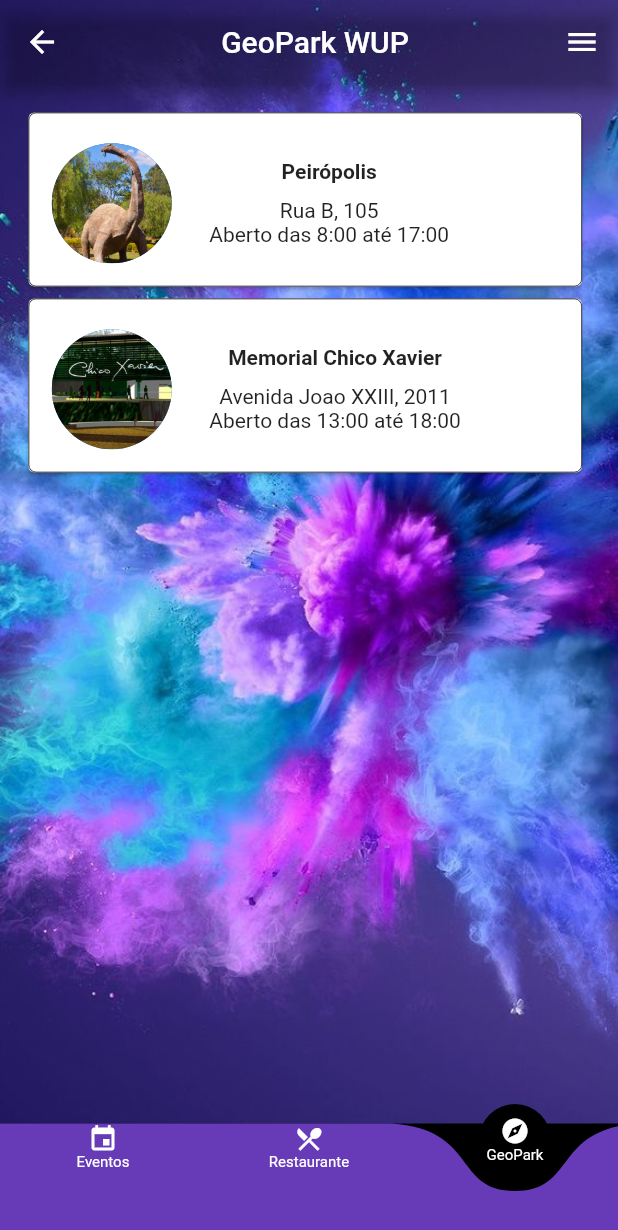
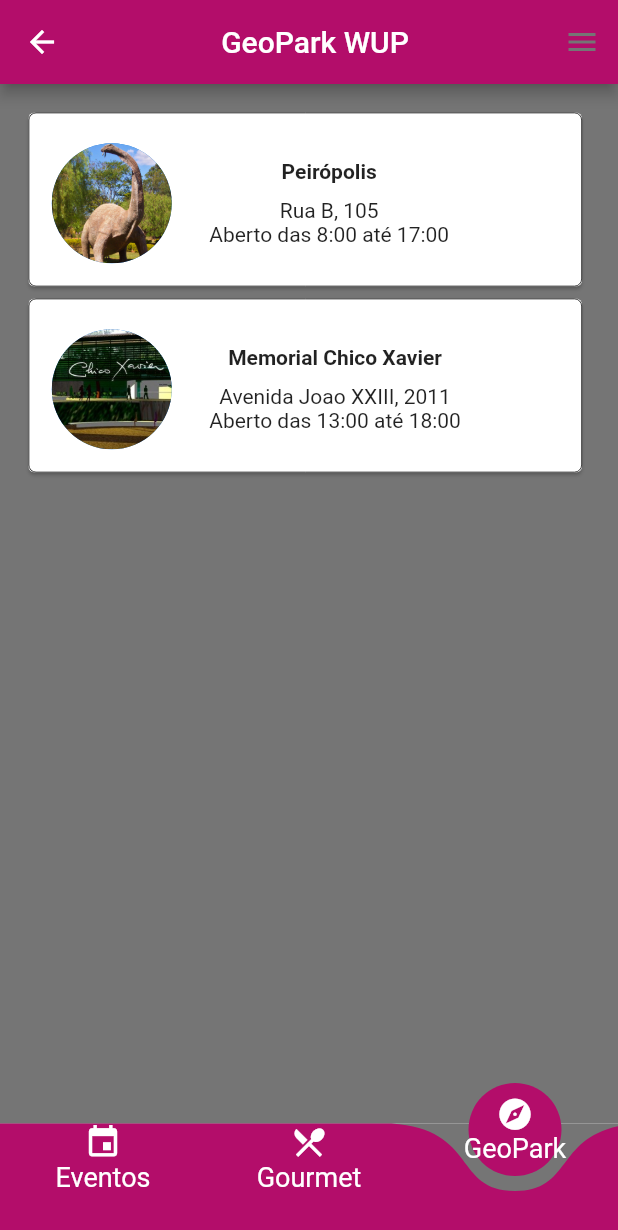
Before and after one commit to victorpsampaio/wup_dev_2, a Flutter app: the Navegacao screen opened directly, item 3 of the bottom bar chosen, on a phone screen of 412 x 824 dp. Shown: the top 1230 px of the screen. Run offline on Flutter 3.47's test engine with Material 2 defaults, Android fonts, the phone set to English and light mode, and no system bars; drawn by our look-alikes of curved_navigation_bar; our stand-ins replace cloud_firestore, firebase_auth, firebase_storage, flutter_linkify, image_picker; accounts and stored records are empty.

Commit message:
Nícolas
Mudança nas cores

```diff
--- a/lib/Pages/events.dart
+++ b/lib/Pages/events.dart
@@ -28,37 +28,37 @@
   Widget build(BuildContext context) {
     return Scaffold(
       bottomNavigationBar: CurvedNavigationBar(
-        color: Colors.deepPurple,
+        color: Color.fromRGBO(179, 13, 106, 70),
         animationDuration: Duration(milliseconds: 600),
-        buttonBackgroundColor: Colors.black,
-        backgroundColor: Colors.black,
+        buttonBackgroundColor: Color.fromRGBO(179, 13, 106, 70),
+        backgroundColor: Colors.grey[600],
         animationCurve: Curves.easeInOut,
         items: <Widget>[
           Column(
             children: <Widget>[
               Icon(
                 Icons.event,
-                size: 20,
+                size: 25,
                 color: Colors.white,
               ),
               Text('Eventos',
-                  style: TextStyle(color: Colors.white, fontSize: 10))
+                  style: TextStyle(color: Colors.white, fontSize: 18))
             ],
           ),
           Column(
             children: <Widget>[
-              Icon(Icons.restaurant_menu, size: 20, color: Colors.white),
+              Icon(Icons.restaurant_menu, size: 25, color: Colors.white),
               Text(
-                'Restaurante',
-                style: TextStyle(color: Colors.white, fontSize: 10),
+                'Gourmet',
+                style: TextStyle(color: Colors.white, fontSize: 18),
               )
             ],
           ),
           Column(
             children: <Widget>[
-              Icon(Icons.explore, size: 20, color: Colors.white),
+              Icon(Icons.explore, size: 25, color: Colors.white),
               Text('GeoPark',
-                  style: TextStyle(color: Colors.white, fontSize: 10))
+                  style: TextStyle(color: Colors.white, fontSize: 18))
             ],
           )
         ],
@@ -105,17 +105,8 @@
             return new Stack(
               children: <Widget>[
                 Scaffold(
-                  body: new Image.asset(
-                    'assets/fundo1.jpeg',
-                    fit: BoxFit.cover,
-                    height: double.infinity,
-                    width: double.infinity,
-                    alignment: Alignment.center,
-                  ),
-                ),
-                Scaffold(
                   appBar: AppBar(
-                    backgroundColor: Color(0x00AFD4FF),
+                    backgroundColor: Color.fromRGBO(179, 13, 106, 70),
                     title: new Center(
                       child: Text("Eventos WUP"),
                     ),
@@ -141,7 +132,7 @@
                       )
                     ],
                   ),
-                  backgroundColor: Color(0x00AFD4FF),
+                  backgroundColor: Colors.grey[600],
                   body: new Padding(
                     padding: EdgeInsets.fromLTRB(15, 15, 20, 2),
                     child: ListView(
--- a/lib/Pages/geopark.dart
+++ b/lib/Pages/geopark.dart
@@ -13,23 +13,14 @@
     return Stack(
       children: <Widget>[
         Scaffold(
-          body: new Image.asset(
-            'assets/fundo1.jpeg',
-            fit: BoxFit.cover,
-            height: double.infinity,
-            width: double.infinity,
-            alignment: Alignment.center,
-          ),
-        ),
-        Scaffold(
           appBar: AppBar(
-            backgroundColor: Color(0x00AFD4FF),
+            backgroundColor: Color.fromRGBO(179, 13, 106, 70),
             title: new Center(
               child: Text("GeoPark WUP"),
             ),
             actions: <Widget>[
               PopupMenuButton<int>(
-                icon: Icon(Icons.menu, color: Colors.white),
+                icon: Icon(Icons.menu, color: Colors.grey[600]),
                 itemBuilder: (context) => [
                   PopupMenuItem(
                     value: 1,
@@ -46,7 +37,7 @@
               )
             ],
           ),
-          backgroundColor: Color(0x00AFD4FF),
+          backgroundColor: Colors.grey[600],
           body: new Padding(
               padding: EdgeInsets.fromLTRB(15, 15, 20, 2),
               child: ListView(
```
Also changed, not shown: lib/Pages/restaurant.dart (+3 -103 lines).
